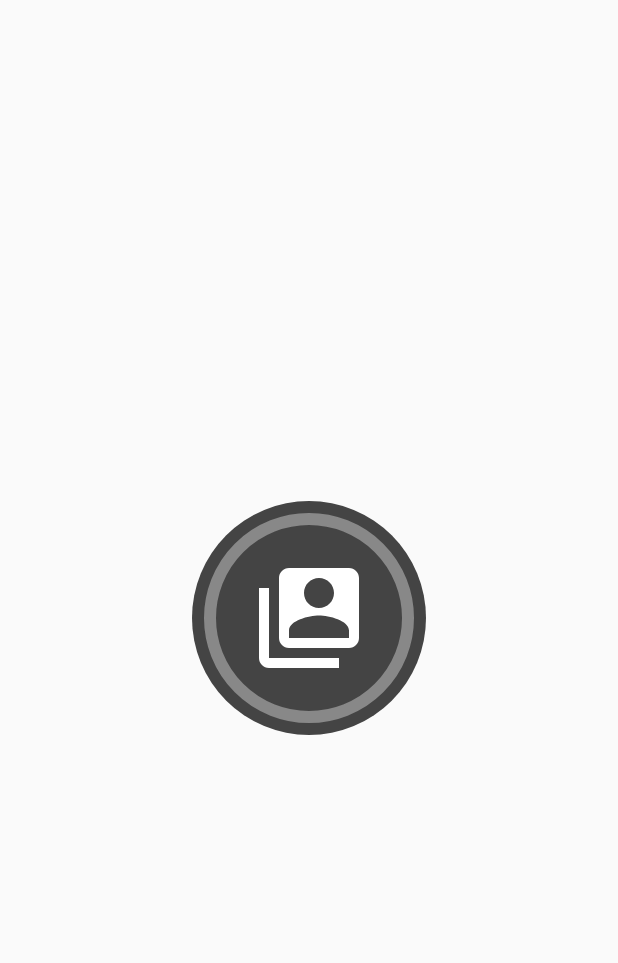
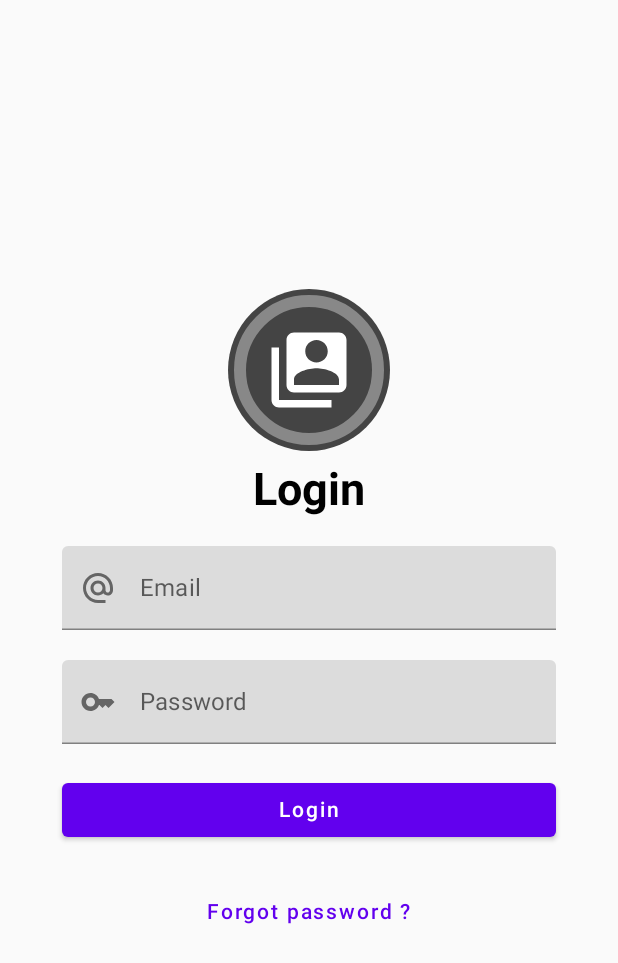
Before and after one commit to tejas-jadhav/ComposePractice, an Android app built with Jetpack Compose: the screen it shows after launch (SecondActivity), after a tap on "Login", on a phone screen of 412 x 824 dp. Shown: the top 963 px of the screen. Run offline under Robolectric (Android 15) with nearby library versions, the phone set to English and light mode, and no system bars.

Commit message:
Login Form validation added

```diff
--- /dev/null
+++ b/app/src/main/java/com/example/composepractice/data/model/LoginFormState.kt
@@ -0,0 +1,9 @@
+package com.example.composepractice.data.model
+
+data class LoginFormState(
+    val email: String = "",
+    val password: String = "",
+    val emailError: String? = null,
+    val passwordError: String? = null,
+    val isSubmitting: Boolean = false
+)
--- a/app/src/main/java/com/example/composepractice/data/repository/PracticeRepository.kt
+++ b/app/src/main/java/com/example/composepractice/data/repository/PracticeRepository.kt
@@ -28,7 +28,7 @@ class PracticeRepository {
             PracticeItem(
                 "Login",
                 "Opening a new Activity and Passing Login data to it. " +
-                        "I've also added Circular Progress Indicator and validated form values.",
+                        "I've also added form validation. All the logic is present in the ViewModel",
                 Practice.Login_Impl,
                 4,
             ),
--- a/app/src/main/java/com/example/composepractice/practice/Alignments.kt
+++ b/app/src/main/java/com/example/composepractice/practice/Alignments.kt
@@ -16,7 +16,7 @@ fun Alignments() {
     Column() {
         Row(
             modifier = Modifier
-                .background(Color.Red)
+                .background(Color.DarkGray)
                 .padding(16.dp, 8.dp)
                 .fillMaxWidth(),
             verticalAlignment = Alignment.CenterVertically,
@@ -29,7 +29,7 @@ fun Alignments() {
         Column(
             modifier = Modifier
                 .fillMaxSize()
-                .background(Color.Green)
+                .background(Color.LightGray)
         ,
             horizontalAlignment = Alignment.CenterHorizontally,
             verticalArrangement = Arrangement.SpaceEvenly
--- a/app/src/main/java/com/example/composepractice/practice/Login.kt
+++ b/app/src/main/java/com/example/composepractice/practice/Login.kt
@@ -1,33 +1,182 @@
 package com.example.composepractice.practice
 
+import android.widget.Toast
 import androidx.compose.foundation.Image
 import androidx.compose.foundation.background
 import androidx.compose.foundation.border
 import androidx.compose.foundation.layout.*
 import androidx.compose.foundation.shape.CircleShape
-import androidx.compose.runtime.Composable
+import androidx.compose.foundation.text.KeyboardOptions
+import androidx.compose.material.*
+import androidx.compose.runtime.*
 import androidx.compose.ui.Alignment
 import androidx.compose.ui.Modifier
 import androidx.compose.ui.draw.clip
-import androidx.compose.ui.draw.shadow
 import androidx.compose.ui.graphics.Color
-import androidx.compose.ui.graphics.Shape
+import androidx.compose.ui.platform.LocalContext
 import androidx.compose.ui.res.painterResource
+import androidx.compose.ui.text.font.FontWeight
+import androidx.compose.ui.text.input.KeyboardType
+import androidx.compose.ui.text.input.PasswordVisualTransformation
+import androidx.compose.ui.text.input.VisualTransformation
+import androidx.compose.ui.text.style.TextAlign
 import androidx.compose.ui.unit.dp
+import androidx.compose.ui.unit.sp
+import androidx.lifecycle.viewmodel.compose.viewModel
 import com.example.composepractice.R
-import com.example.composepractice.ui.theme.Shapes
+import com.example.composepractice.util.Resource
+import com.example.composepractice.viewmodel.LoginFormEvent
+import com.example.composepractice.viewmodel.MyViewModel
+import kotlinx.coroutines.flow.collect
+import kotlinx.coroutines.flow.collectLatest
 
 @Composable
-fun Login() {
-    Row(
+fun Login(myViewModel: MyViewModel = viewModel()) {
+    val userDetails = myViewModel.loginState
+
+    val context = LocalContext.current
+
+    LaunchedEffect(key1 = true) {
+        myViewModel.loginEvent.collect { loginResult ->
+            when (loginResult) {
+                is Resource.Success -> {
+                    Toast.makeText(context, "Login succeeded", Toast.LENGTH_SHORT).show()
+                }
+                is Resource.Error -> {}
+                is Resource.Loading -> {}
+            }
+        }
+    }
+
+    Column(
         modifier = Modifier.fillMaxSize(),
-        horizontalArrangement = Arrangement.Center,
-        verticalAlignment = Alignment.CenterVertically
+        verticalArrangement = Arrangement.Center,
+        horizontalAlignment = Alignment.CenterHorizontally
     ) {
+
         Logo()
+        Spacer(modifier = Modifier.height(8.dp))
+
+        Text(text = "Login", fontWeight = FontWeight.Bold, fontSize = 30.sp)
+        Spacer(modifier = Modifier.height(20.dp))
+
+        EmailTextField(
+            userDetails.email,
+            hasError = userDetails.emailError != null,
+            errorMessage = userDetails.emailError,
+            onValueChange = {
+            myViewModel.onLoginFormEvent(LoginFormEvent.EmailChanged(it))
+        })
+        Spacer(modifier = Modifier.height(20.dp))
+
+        PasswordTextField(
+            userDetails.password,
+            hasError = userDetails.passwordError != null,
+            errorMessage = userDetails.passwordError,
+            onValueChange = {
+                myViewModel.onLoginFormEvent(LoginFormEvent.PasswordChanged(it))
+            },
+        )
+        Spacer(modifier = Modifier.height(20.dp))
+
+        Button(onClick = {
+            myViewModel.onLoginFormEvent(LoginFormEvent.Submit)
+        }, modifier = Modifier.fillMaxWidth(0.8f)) {
+            Text("Login")
+        }
+        Spacer(modifier = Modifier.height(20.dp))
+
+        TextButton(onClick = {
+            Toast.makeText(
+                context, "Then remember it !", Toast.LENGTH_SHORT
+            ).show()
+        }) {
+            Text("Forgot password ?")
+        }
 
     }
 }
+
+@Composable
+private fun PasswordTextField(
+    password: String,
+    onValueChange: (String) -> Unit,
+    hasError: Boolean = false,
+    errorMessage: String? = null
+) {
+    var isPasswordVisible by remember {
+        mutableStateOf(false)
+    }
+
+    TextField(
+        value = password,
+        onValueChange = onValueChange,
+        label = { Text("Password") },
+        keyboardOptions = KeyboardOptions(
+            keyboardType = KeyboardType.Password
+        ),
+        singleLine = true,
+        modifier = Modifier.fillMaxWidth(0.8f),
+        leadingIcon = {
+            Icon(painterResource(id = R.drawable.ic_baseline_key_24), null)
+        },
+        trailingIcon = {
+            val iconId = if (isPasswordVisible) R.drawable.ic_baseline_visibility_off_24
+            else R.drawable.ic_baseline_visibility_24
+
+            val description = if (isPasswordVisible) "Hide Password" else "Show Password"
+
+            if (password.isNotBlank()) {
+                IconButton(onClick = { isPasswordVisible = !isPasswordVisible }) {
+                    Icon(painterResource(id = iconId), description)
+                }
+            }
+        },
+        visualTransformation = if (isPasswordVisible) VisualTransformation.None
+        else PasswordVisualTransformation()
+    )
+
+    if (hasError) {
+        Text(
+            text = errorMessage ?: "Error",
+            color = Color.Red,
+            modifier = Modifier.fillMaxWidth(0.8f),
+            textAlign = TextAlign.Start
+        )
+    }
+}
+
+@Composable
+private fun EmailTextField(
+    username: String,
+    onValueChange: (String) -> Unit,
+    hasError: Boolean = false,
+    errorMessage: String? = null
+) {
+    TextField(value = username,
+        onValueChange = onValueChange,
+        modifier = Modifier.fillMaxWidth(0.8f),
+        label = { Text("Email") },
+        keyboardOptions = KeyboardOptions(
+            keyboardType = KeyboardType.Email
+        ),
+        singleLine = true,
+        leadingIcon = {
+            Icon(
+                painterResource(id = R.drawable.ic_baseline_alternate_email_24), null
+            )
+        })
+
+    if (hasError) {
+        Text(
+            text = errorMessage ?: "Error",
+            color = Color.Red,
+            modifier = Modifier.fillMaxWidth(0.8f),
+            textAlign = TextAlign.Start
+        )
+    }
+}
+
 
 @Composable
 fun Logo() {
@@ -35,18 +184,15 @@ fun Logo() {
         modifier = Modifier
             .clip(CircleShape)
             .background(Color.DarkGray)
-            .padding(8.dp)
+            .padding(4.dp)
             .border(8.dp, Color.Gray, CircleShape)
-            .padding(30.dp)
+            .padding(20.dp)
 
     ) {
         Image(
             painter = painterResource(id = R.drawable.ic_baseline_switch_account_24),
             contentDescription = "Login",
-            modifier = Modifier.size(80.dp)
+            modifier = Modifier.size(60.dp)
         )
-
-
-
     }
 }
--- /dev/null
+++ b/app/src/main/java/com/example/composepractice/util/ValidationResult.kt
@@ -0,0 +1,6 @@
+package com.example.composepractice.util
+
+data class ValidationResult(
+    val successful: Boolean,
+    val errorMessage: String? = null
+)
--- /dev/null
+++ b/app/src/main/res/drawable/ic_baseline_alternate_email_24.xml
@@ -0,0 +1,5 @@
+<vector android:height="24dp" android:tint="#FFFFFF"
+    android:viewportHeight="24" android:viewportWidth="24"
+    android:width="24dp" xmlns:android="http://schemas.android.com/apk/res/android">
+    <path android:fillColor="@android:color/white" android:pathData="M12,2C6.48,2 2,6.48 2,12s4.48,10 10,10h5v-2h-5c-4.34,0 -8,-3.66 -8,-8s3.66,-8 8,-8 8,3.66 8,8v1.43c0,0.79 -0.71,1.57 -1.5,1.57s-1.5,-0.78 -1.5,-1.57L17,12c0,-2.76 -2.24,-5 -5,-5s-5,2.24 -5,5 2.24,5 5,5c1.38,0 2.64,-0.56 3.54,-1.47 0.65,0.89 1.77,1.47 2.96,1.47 1.97,0 3.5,-1.6 3.5,-3.57L22,12c0,-5.52 -4.48,-10 -10,-10zM12,15c-1.66,0 -3,-1.34 -3,-3s1.34,-3 3,-3 3,1.34 3,3 -1.34,3 -3,3z"/>
+</vector>
--- /dev/null
+++ b/app/src/main/res/drawable/ic_baseline_key_24.xml
@@ -0,0 +1,5 @@
+<vector android:height="24dp" android:tint="#FFFFFF"
+    android:viewportHeight="24" android:viewportWidth="24"
+    android:width="24dp" xmlns:android="http://schemas.android.com/apk/res/android">
+    <path android:fillColor="@android:color/white" android:pathData="M21,10h-8.35C11.83,7.67 9.61,6 7,6c-3.31,0 -6,2.69 -6,6s2.69,6 6,6c2.61,0 4.83,-1.67 5.65,-4H13l2,2l2,-2l2,2l4,-4.04L21,10zM7,15c-1.65,0 -3,-1.35 -3,-3c0,-1.65 1.35,-3 3,-3s3,1.35 3,3C10,13.65 8.65,15 7,15z"/>
+</vector>
--- /dev/null
+++ b/app/src/main/res/drawable/ic_baseline_visibility_24.xml
@@ -0,0 +1,5 @@
+<vector android:height="24dp" android:tint="#FFFFFF"
+    android:viewportHeight="24" android:viewportWidth="24"
+    android:width="24dp" xmlns:android="http://schemas.android.com/apk/res/android">
+    <path android:fillColor="@android:color/white" android:pathData="M12,4.5C7,4.5 2.73,7.61 1,12c1.73,4.39 6,7.5 11,7.5s9.27,-3.11 11,-7.5c-1.73,-4.39 -6,-7.5 -11,-7.5zM12,17c-2.76,0 -5,-2.24 -5,-5s2.24,-5 5,-5 5,2.24 5,5 -2.24,5 -5,5zM12,9c-1.66,0 -3,1.34 -3,3s1.34,3 3,3 3,-1.34 3,-3 -1.34,-3 -3,-3z"/>
+</vector>
--- /dev/null
+++ b/app/src/main/res/drawable/ic_baseline_visibility_off_24.xml
@@ -0,0 +1,5 @@
+<vector android:height="24dp" android:tint="#FFFFFF"
+    android:viewportHeight="24" android:viewportWidth="24"
+    android:width="24dp" xmlns:android="http://schemas.android.com/apk/res/android">
+    <path android:fillColor="@android:color/white" android:pathData="M12,7c2.76,0 5,2.24 5,5 0,0.65 -0.13,1.26 -0.36,1.83l2.92,2.92c1.51,-1.26 2.7,-2.89 3.43,-4.75 -1.73,-4.39 -6,-7.5 -11,-7.5 -1.4,0 -2.74,0.25 -3.98,0.7l2.16,2.16C10.74,7.13 11.35,7 12,7zM2,4.27l2.28,2.28 0.46,0.46C3.08,8.3 1.78,10.02 1,12c1.73,4.39 6,7.5 11,7.5 1.55,0 3.03,-0.3 4.38,-0.84l0.42,0.42L19.73,22 21,20.73 3.27,3 2,4.27zM7.53,9.8l1.55,1.55c-0.05,0.21 -0.08,0.43 -0.08,0.65 0,1.66 1.34,3 3,3 0.22,0 0.44,-0.03 0.65,-0.08l1.55,1.55c-0.67,0.33 -1.41,0.53 -2.2,0.53 -2.76,0 -5,-2.24 -5,-5 0,-0.79 0.2,-1.53 0.53,-2.2zM11.84,9.02l3.15,3.15 0.02,-0.16c0,-1.66 -1.34,-3 -3,-3l-0.17,0.01z"/>
+</vector>
```
Also changed, not shown: app/src/main/java/com/example/composepractice/ui/MainActivity.kt (+2 -23 lines), app/src/main/java/com/example/composepractice/util/Resource.kt (added, +10 -0 lines), app/src/main/java/com/example/composepractice/viewmodel/LoginFormEvent.kt (added, +9 -0 lines), app/src/main/java/com/example/composepractice/viewmodel/LoginFormValidator.kt (added, +90 -0 lines), app/src/main/java/com/example/composepractice/viewmodel/MyViewModel.kt (+64 -3 lines).
